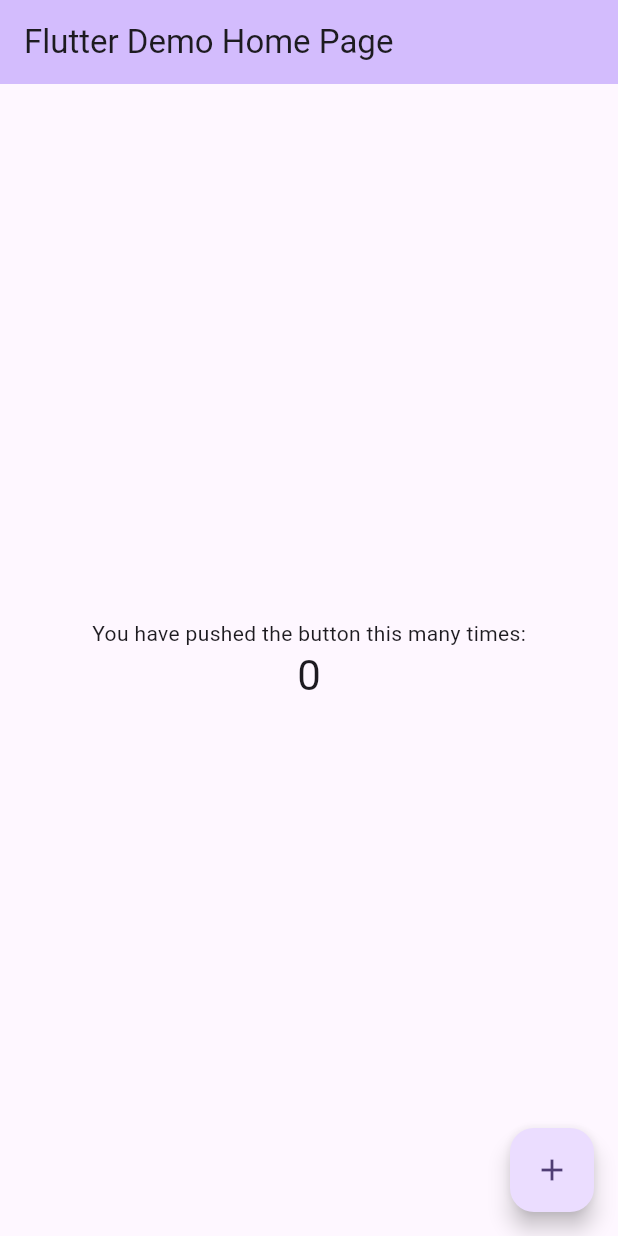
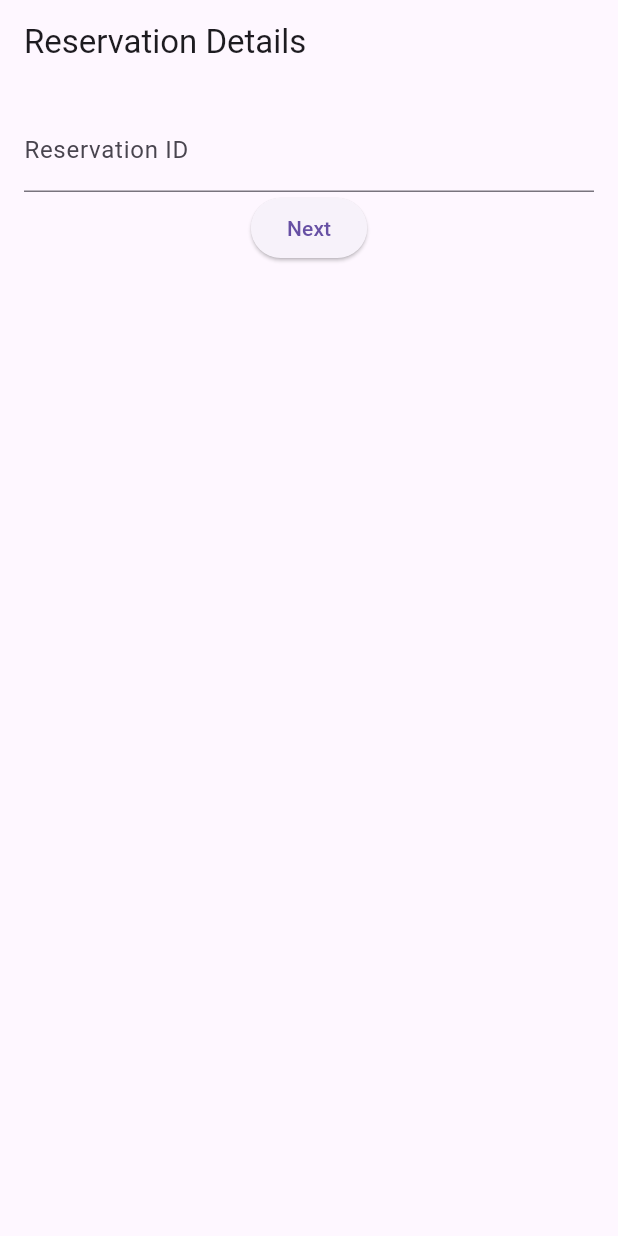
Before and after one commit to chlorineCtrl/Car-Rental-App, a Flutter app: the screen it shows after launch, on a phone screen of 412 x 824 dp. Run offline on Flutter 3.47's test engine with Material 3 defaults, Android fonts, the phone set to English and light mode, and no system bars.

Commit message:
provider set up and reservation detail page added

```diff
--- a/lib/main.dart
+++ b/lib/main.dart
@@ -1,4 +1,7 @@
 import 'package:flutter/material.dart';
+import 'package:provider/provider.dart';
+import 'providers/reservation_provider.dart';
+import 'screens/reservation_details.dart';
 
 void main() {
   runApp(const MyApp());
@@ -7,119 +10,20 @@ void main() {
 class MyApp extends StatelessWidget {
   const MyApp({super.key});
 
-  // This widget is the root of your application.
   @override
   Widget build(BuildContext context) {
-    return MaterialApp(
-      title: 'Flutter Demo',
-      theme: ThemeData(
-        // This is the theme of your application.
-        //
-        // TRY THIS: Try running your application with "flutter run". You'll see
-        // the application has a purple toolbar. Then, without quitting the app,
-        // try changing the seedColor in the colorScheme below to Colors.green
-        // and then invoke "hot reload" (save your changes or press the "hot
-        // reload" button in a Flutter-supported IDE, or press "r" if you used
-        // the command line to start the app).
-        //
-        // Notice that the counter didn't reset back to zero; the application
-        // state is not lost during the reload. To reset the state, use hot
-        // restart instead.
-        //
-        // This works for code too, not just values: Most code changes can be
-        // tested with just a hot reload.
-        colorScheme: ColorScheme.fromSeed(seedColor: Colors.deepPurple),
-        useMaterial3: true,
+    return ChangeNotifierProvider(
+      create: (context) => ReservationProvider(),
+      child: MaterialApp(
+        title: 'Reservation App',
+        theme: ThemeData(
+          primarySwatch: Colors.blue,
+        ),
+        initialRoute: '/',
+        routes: {
+          '/': (context) => const ReservationDetailsPage(),
+        },
       ),
-      home: const MyHomePage(title: 'Flutter Demo Home Page'),
     );
   }
 }
-
-class MyHomePage extends StatefulWidget {
-  const MyHomePage({super.key, required this.title});
-
-  // This widget is the home page of your application. It is stateful, meaning
-  // that it has a State object (defined below) that contains fields that affect
-  // how it looks.
-
-  // This class is the configuration for the state. It holds the values (in this
-  // case the title) provided by the parent (in this case the App widget) and
-  // used by the build method of the State. Fields in a Widget subclass are
-  // always marked "final".
-
-  final String title;
-
-  @override
-  State<MyHomePage> createState() => _MyHomePageState();
-}
-
-class _MyHomePageState extends State<MyHomePage> {
-  int _counter = 0;
-
-  void _incrementCounter() {
-    setState(() {
-      // This call to setState tells the Flutter framework that something has
-      // changed in this State, which causes it to rerun the build method below
-      // so that the display can reflect the updated values. If we changed
-      // _counter without calling setState(), then the build method would not be
-      // called again, and so nothing would appear to happen.
-      _counter++;
-    });
-  }
-
-  @override
-  Widget build(BuildContext context) {
-    // This method is rerun every time setState is called, for instance as done
-    // by the _incrementCounter method above.
-    //
-    // The Flutter framework has been optimized to make rerunning build methods
-    // fast, so that you can just rebuild anything that needs updating rather
-    // than having to individually change instances of widgets.
-    return Scaffold(
-      appBar: AppBar(
-        // TRY THIS: Try changing the color here to a specific color (to
-        // Colors.amber, perhaps?) and trigger a hot reload to see the AppBar
-        // change color while the other colors stay the same.
-        backgroundColor: Theme.of(context).colorScheme.inversePrimary,
-        // Here we take the value from the MyHomePage object that was created by
-        // the App.build method, and use it to set our appbar title.
-        title: Text(widget.title),
-      ),
-      body: Center(
-        // Center is a layout widget. It takes a single child and positions it
-        // in the middle of the parent.
-        child: Column(
-          // Column is also a layout widget. It takes a list of children and
-          // arranges them vertically. By default, it sizes itself to fit its
-          // children horizontally, and tries to be as tall as its parent.
-          //
-          // Column has various properties to control how it sizes itself and
-          // how it positions its children. Here we use mainAxisAlignment to
-          // center the children vertically; the main axis here is the vertical
-          // axis because Columns are vertical (the cross axis would be
-          // horizontal).
-          //
-          // TRY THIS: Invoke "debug painting" (choose the "Toggle Debug Paint"
-          // action in the IDE, or press "p" in the console), to see the
-          // wireframe for each widget.
-          mainAxisAlignment: MainAxisAlignment.center,
-          children: <Widget>[
-            const Text(
-              'You have pushed the button this many times:',
-            ),
-            Text(
-              '$_counter',
-              style: Theme.of(context).textTheme.headlineMedium,
-            ),
-          ],
-        ),
-      ),
-      floatingActionButton: FloatingActionButton(
-        onPressed: _incrementCounter,
-        tooltip: 'Increment',
-        child: const Icon(Icons.add),
-      ), // This trailing comma makes auto-formatting nicer for build methods.
-    );
-  }
-}
--- /dev/null
+++ b/lib/models/reservation.dart
@@ -0,0 +1,31 @@
+class Reservation {
+  String reservationId;
+  DateTime pickupDate;
+  DateTime returnDate;
+  int duration;
+  double discount;
+  String firstName;
+  String lastName;
+  String email;
+  String phone;
+  String vehicleType;
+  String vehicleModel;
+  bool collisionDamage;
+  bool rentalTax;
+
+  Reservation({
+    this.reservationId = '',
+    required this.pickupDate,
+    required this.returnDate,
+    this.duration = 0,
+    this.discount = 0.0,
+    this.firstName = '',
+    this.lastName = '',
+    this.email = '',
+    this.phone = '',
+    this.vehicleType = '',
+    this.vehicleModel = '',
+    this.collisionDamage = false,
+    this.rentalTax = false,
+  });
+}
--- /dev/null
+++ b/lib/providers/reservation_provider.dart
@@ -0,0 +1,16 @@
+import 'package:flutter/material.dart';
+import '../models/reservation.dart';
+
+class ReservationProvider with ChangeNotifier {
+  Reservation _reservation = Reservation(
+    pickupDate: DateTime.now(),
+    returnDate: DateTime.now().add(const Duration(days: 1)),
+  );
+
+  Reservation get reservation => _reservation;
+
+  void updateReservation(Reservation newReservation) {
+    _reservation = newReservation;
+    notifyListeners();
+  }
+}
--- /dev/null
+++ b/lib/screens/reservation_details.dart
@@ -0,0 +1,60 @@
+import 'package:flutter/material.dart';
+import 'package:provider/provider.dart';
+import '../providers/reservation_provider.dart';
+import '../models/reservation.dart';
+
+class ReservationDetailsPage extends StatefulWidget {
+  const ReservationDetailsPage({super.key});
+
+  @override
+  ReservationDetailsPageState createState() => ReservationDetailsPageState();
+}
+
+class ReservationDetailsPageState extends State<ReservationDetailsPage> {
+  final _formKey = GlobalKey<FormState>();
+  final _reservationIdController = TextEditingController();
+  final DateTime _pickupDate = DateTime.now();
+  final DateTime _returnDate = DateTime.now().add(const Duration(days: 1));
+  final int _duration = 1;
+  final double _discount = 0.0;
+
+  @override
+  Widget build(BuildContext context) {
+    return Scaffold(
+      appBar: AppBar(title: const Text('Reservation Details')),
+      body: Padding(
+        padding: const EdgeInsets.all(16.0),
+        child: Form(
+          key: _formKey,
+          child: Column(
+            children: <Widget>[
+              TextFormField(
+                controller: _reservationIdController,
+                decoration: const InputDecoration(labelText: 'Reservation ID'),
+              ),
+              // Add other form fields for pickup date, return date, duration, and discount
+              ElevatedButton(
+                onPressed: () {
+                  if (_formKey.currentState!.validate()) {
+                    Provider.of<ReservationProvider>(context, listen: false)
+                        .updateReservation(
+                      Reservation(
+                        reservationId: _reservationIdController.text,
+                        pickupDate: _pickupDate,
+                        returnDate: _returnDate,
+                        duration: _duration,
+                        discount: _discount,
+                      ),
+                    );
+                    Navigator.pushNamed(context, '/');
+                  }
+                },
+                child: const Text('Next'),
+              ),
+            ],
+          ),
+        ),
+      ),
+    );
+  }
+}
--- a/pubspec.yaml
+++ b/pubspec.yaml
@@ -35,6 +35,7 @@ dependencies:
   # The following adds the Cupertino Icons font to your application.
   # Use with the CupertinoIcons class for iOS style icons.
   cupertino_icons: ^1.0.6
+  provider: ^6.1.2
 
 dev_dependencies:
   flutter_test:
```
Also changed, not shown: pubspec.lock.
